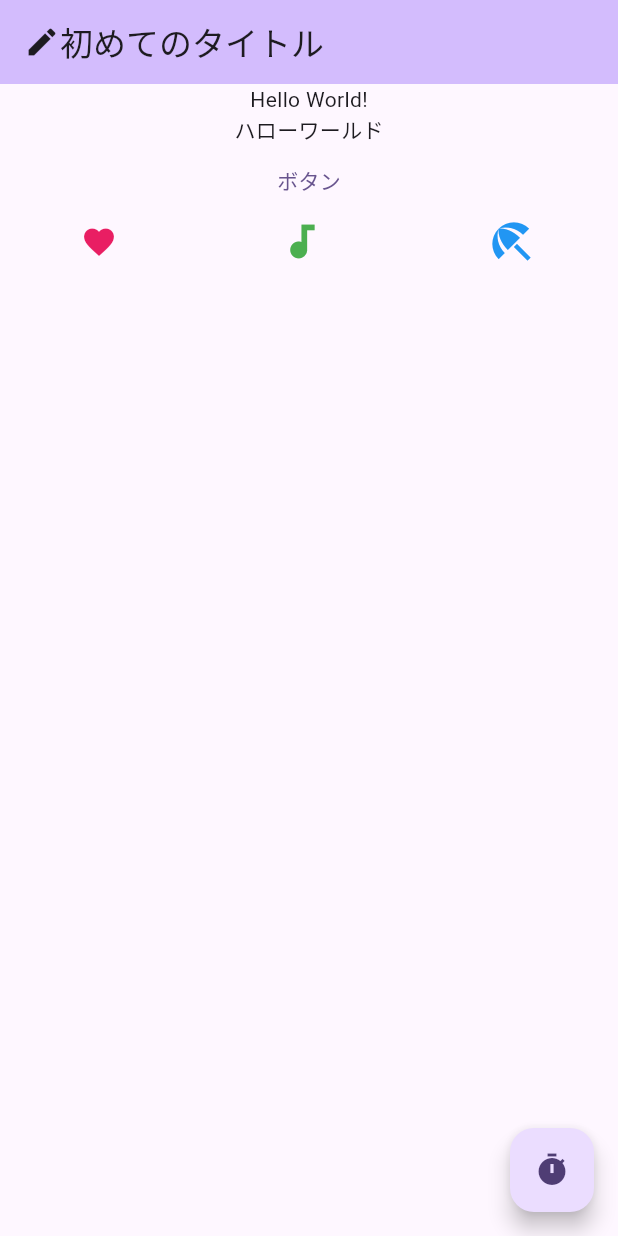
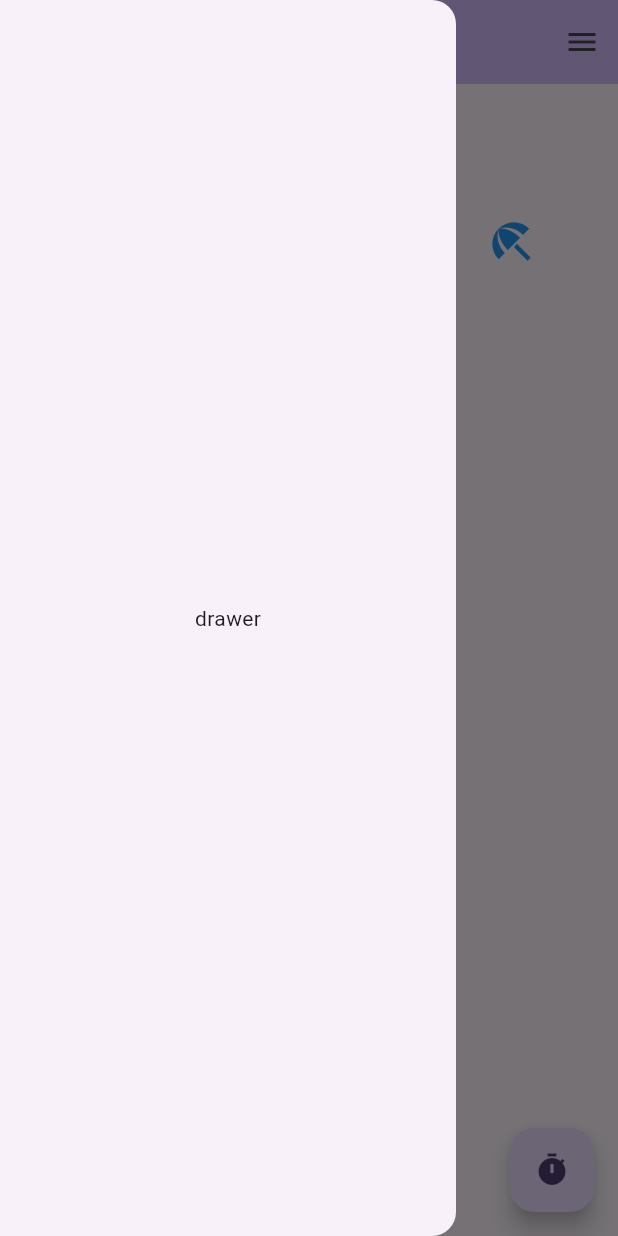
Before and after one commit to yuma-ito-bd/flutter-helloworld, a Flutter app: the screen it shows after launch, with the side drawer open (before the commit the screen has no drawer), on a phone screen of 412 x 824 dp. Run offline on Flutter 3.47's test engine with Material 3 defaults, Android fonts, the phone set to English and light mode, and no system bars.

Commit message:
Drawer, EndDrawerの追加

```diff
--- a/lib/main.dart
+++ b/lib/main.dart
@@ -97,6 +97,16 @@ class _MyHomePageState extends State<MyHomePage> {
         onPressed: () => {print("押した")},
         child: const Icon(Icons.timer),
       ),
+      drawer: const Drawer(
+        child: Center(
+          child: Text("drawer"),
+        ),
+      ),
+      endDrawer: const Drawer(
+        child: Center(
+          child: Text("end drawer"),
+        ),
+      ),
     );
   }
 }
```
